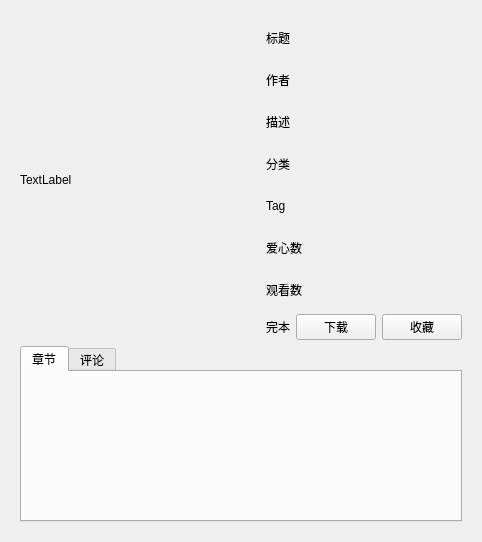
Qt form ui/bookinfo.ui (tonquer/picacg-qt) before a commit.
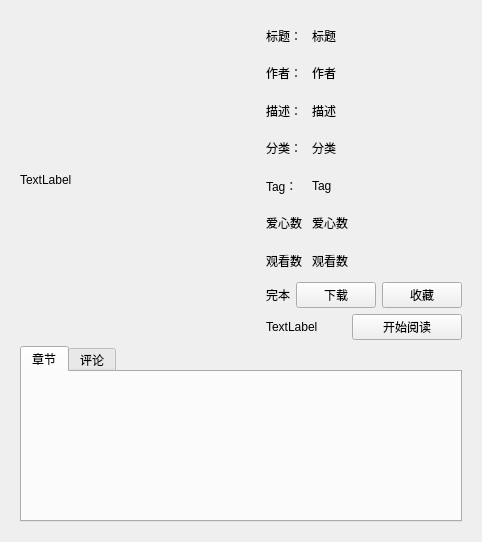
The same form after that commit.

```diff
--- a/ui/bookinfo.ui
+++ b/ui/bookinfo.ui
@@ -42,12 +42,44 @@
                <item>
                 <layout class="QVBoxLayout" name="verticalLayout_2">
                  <item>
+                  <layout class="QHBoxLayout" name="horizontalLayout_3">
+                   <item>
+                    <widget class="QLabel" name="label">
+                     <property name="maximumSize">
+                      <size>
+                       <width>40</width>
+                       <height>16777215</height>
+                      </size>
+                     </property>
+                     <property name="text">
+                      <string>标题：</string>
+                     </property>
+                    </widget>
+                   </item>
+                   <item>
                   <widget class="QLabel" name="title">
                    <property name="text">
                     <string>标题</string>
                    </property>
                   </widget>
                  </item>
+                  </layout>
+                 </item>
+                 <item>
+                  <layout class="QHBoxLayout" name="horizontalLayout_4">
+                   <item>
+                    <widget class="QLabel" name="label_2">
+                     <property name="maximumSize">
+                      <size>
+                       <width>40</width>
+                       <height>16777215</height>
+                      </size>
+                     </property>
+                     <property name="text">
+                      <string>作者：</string>
+                     </property>
+                    </widget>
+                   </item>
                  <item>
                   <widget class="QLabel" name="autor">
                    <property name="text">
@@ -55,6 +87,23 @@
                    </property>
                   </widget>
                  </item>
+                  </layout>
+                 </item>
+                 <item>
+                  <layout class="QHBoxLayout" name="horizontalLayout_5">
+                   <item>
+                    <widget class="QLabel" name="label_3">
+                     <property name="maximumSize">
+                      <size>
+                       <width>40</width>
+                       <height>16777215</height>
+                      </size>
+                     </property>
+                     <property name="text">
+                      <string>描述：</string>
+                     </property>
+                    </widget>
+                   </item>
                  <item>
                   <widget class="QLabel" name="description">
                    <property name="text">
@@ -62,6 +111,23 @@
                    </property>
                   </widget>
                  </item>
+                  </layout>
+                 </item>
+                 <item>
+                  <layout class="QHBoxLayout" name="horizontalLayout_6">
+                   <item>
+                    <widget class="QLabel" name="label_4">
+                     <property name="maximumSize">
+                      <size>
+                       <width>40</width>
+                       <height>16777215</height>
+                      </size>
+                     </property>
+                     <property name="text">
+                      <string>分类：</string>
+                     </property>
+                    </widget>
+                   </item>
                  <item>
                   <widget class="QLabel" name="categories">
                    <property name="maximumSize">
@@ -75,6 +141,23 @@
                    </property>
                   </widget>
                  </item>
+                  </layout>
+                 </item>
+                 <item>
+                  <layout class="QHBoxLayout" name="horizontalLayout_7">
+                   <item>
+                    <widget class="QLabel" name="label_5">
+                     <property name="maximumSize">
+                      <size>
+                       <width>40</width>
+                       <height>16777215</height>
+                      </size>
+                     </property>
+                     <property name="text">
+                      <string>Tag：</string>
+                     </property>
+                    </widget>
+                   </item>
                  <item>
                   <widget class="QLabel" name="tags">
                    <property name="text">
@@ -82,6 +165,23 @@
                    </property>
                   </widget>
                  </item>
+                  </layout>
+                 </item>
+                 <item>
+                  <layout class="QHBoxLayout" name="horizontalLayout_8">
+                   <item>
+                    <widget class="QLabel" name="label_6">
+                     <property name="maximumSize">
+                      <size>
+                       <width>40</width>
+                       <height>16777215</height>
+                      </size>
+                     </property>
+                     <property name="text">
+                      <string>爱心数：</string>
+                     </property>
+                    </widget>
+                   </item>
                  <item>
                   <widget class="QLabel" name="likes">
                    <property name="text">
@@ -89,6 +189,23 @@
                    </property>
                   </widget>
                  </item>
+                  </layout>
+                 </item>
+                 <item>
+                  <layout class="QHBoxLayout" name="horizontalLayout_9">
+                   <item>
+                    <widget class="QLabel" name="label_7">
+                     <property name="maximumSize">
+                      <size>
+                       <width>40</width>
+                       <height>16777215</height>
+                      </size>
+                     </property>
+                     <property name="text">
+                      <string>观看数：</string>
+                     </property>
+                    </widget>
+                   </item>
                  <item>
                   <widget class="QLabel" name="views">
                    <property name="text">
@@ -96,6 +213,8 @@
                    </property>
                   </widget>
                  </item>
+                  </layout>
+                 </item>
                  <item>
                   <layout class="QHBoxLayout" name="horizontalLayout_2">
                    <item>
@@ -121,6 +240,33 @@
                    </item>
                   </layout>
                  </item>
+                 <item>
+                  <layout class="QHBoxLayout" name="horizontalLayout_11">
+                   <item>
+                    <widget class="QLabel" name="updateTick">
+                     <property name="enabled">
+                      <bool>true</bool>
+                     </property>
+                     <property name="maximumSize">
+                      <size>
+                       <width>80</width>
+                       <height>16777215</height>
+                      </size>
+                     </property>
+                     <property name="text">
+                      <string>TextLabel</string>
+                     </property>
+                    </widget>
+                   </item>
+                   <item>
+                    <widget class="QPushButton" name="startRead">
+                     <property name="text">
+                      <string>开始阅读</string>
+                     </property>
+                    </widget>
+                   </item>
+                  </layout>
+                 </item>
                 </layout>
                </item>
               </layout>
```
Left out of the diff: 25 changed lines with no effect on the pictures. Lines whose indentation alone changed are shown as unchanged.
